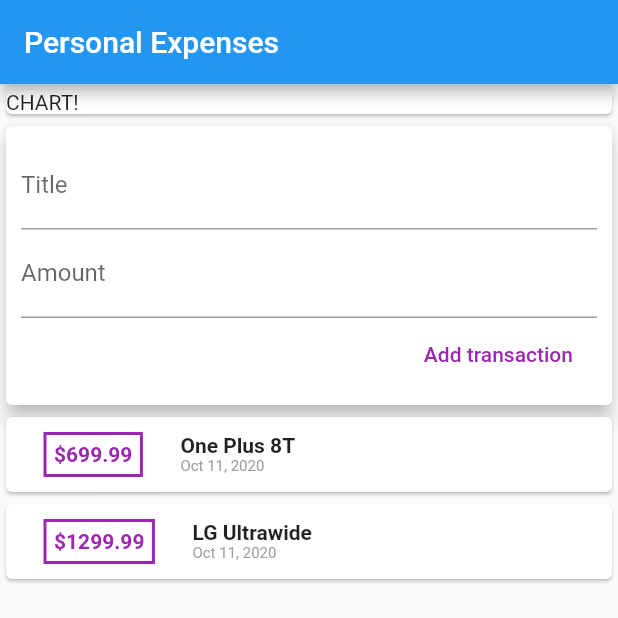
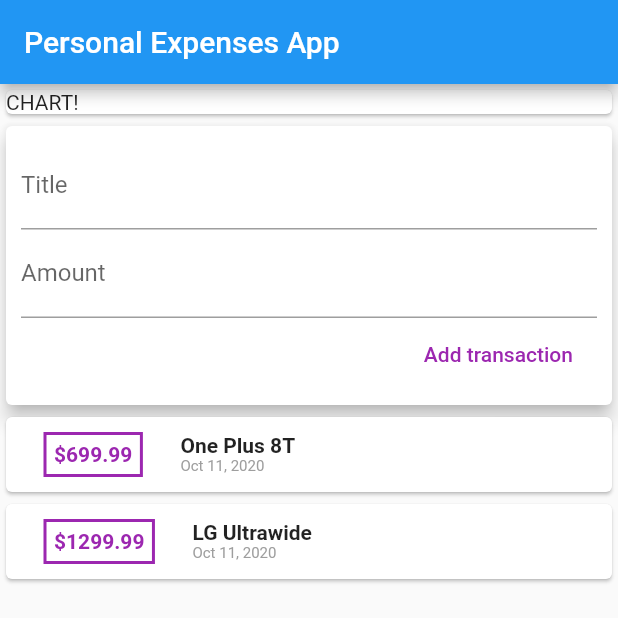
Before and after one commit to Nsbainathsah/PersonalExpensesApp, a Flutter app: the screen it shows after launch, on a phone screen of 412 x 824 dp, the top half of it. Run offline on Flutter 3.47's test engine with Material 2 defaults, Android fonts, the phone set to English and light mode, and no system bars.

Commit message:
Second commit

```diff
--- a/lib/main.dart
+++ b/lib/main.dart
@@ -31,7 +31,7 @@ class MyHomePage extends StatelessWidget {
   Widget build(BuildContext context) {
     return Scaffold(
         appBar: AppBar(
-          title: Text('Personal Expenses'),
+          title: Text('Personal Expenses App'),
         ),
         body: Column(
           crossAxisAlignment: CrossAxisAlignment.stretch,
```
